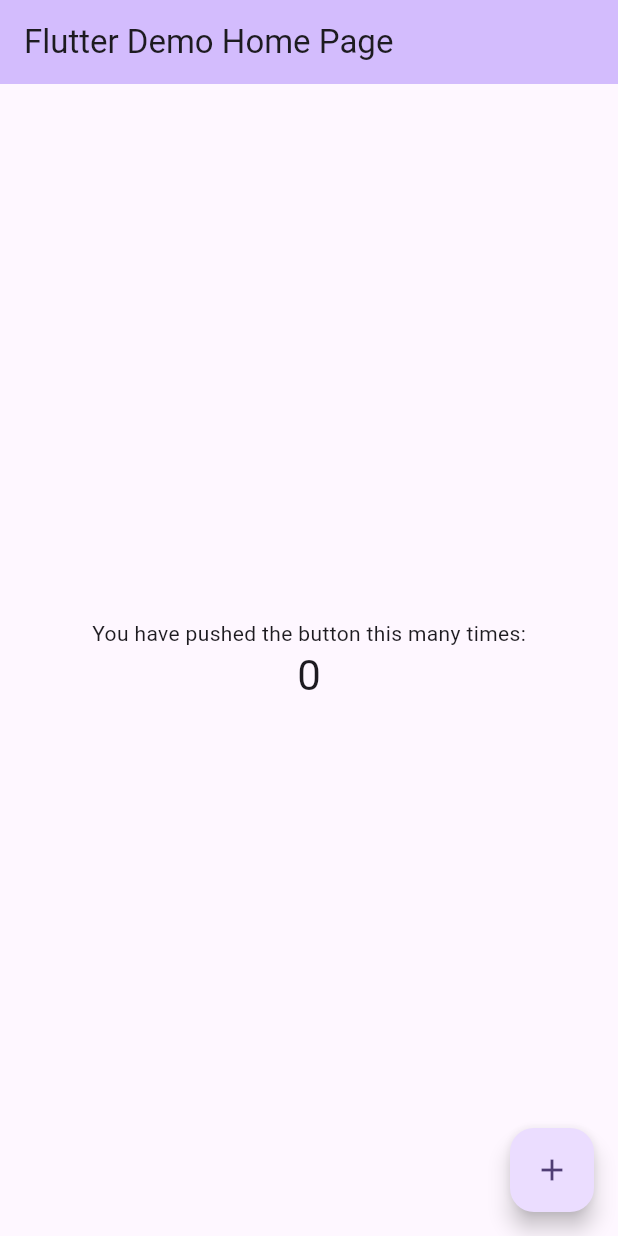
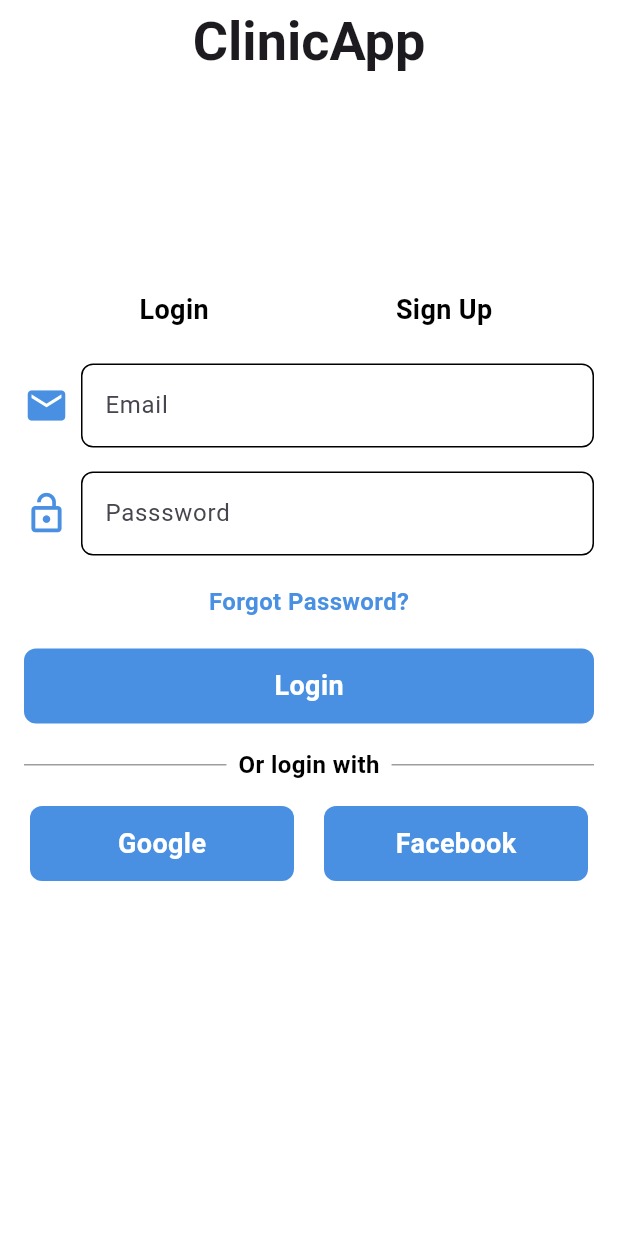
Before and after one commit to SamuelRefky/clinic_app, a Flutter app: the screen it shows after launch, on a phone screen of 412 x 824 dp. Run offline on Flutter 3.47's test engine with Material 3 defaults, Android fonts, the phone set to English and light mode, and no system bars; our stand-ins replace google_fonts.

Commit message:
design login view

```diff
--- /dev/null
+++ b/lib/const.dart
@@ -0,0 +1,8 @@
+import 'package:flutter/material.dart';
+
+const Color kPColor = Color(0xff4A90E2);
+const Color kSColor = Color(0xffFFFFFF);
+const Color kTextColor = Color(0xff4A90E2);
+const double headingText = 24;
+const double subheadingsText = 18;
+const double bodyText = 16;
--- a/lib/main.dart
+++ b/lib/main.dart
@@ -1,122 +1,19 @@
+import 'package:clinic_app/views/login_view.dart';
 import 'package:flutter/material.dart';
 
 void main() {
-  runApp(const MyApp());
+  runApp(const ClinicApp());
 }
 
-class MyApp extends StatelessWidget {
-  const MyApp({super.key});
+class ClinicApp extends StatelessWidget {
+  const ClinicApp({super.key});
 
-  // This widget is the root of your application.
   @override
   Widget build(BuildContext context) {
     return MaterialApp(
-      title: 'Flutter Demo',
-      theme: ThemeData(
-        // This is the theme of your application.
-        //
-        // TRY THIS: Try running your application with "flutter run". You'll see
-        // the application has a purple toolbar. Then, without quitting the app,
-        // try changing the seedColor in the colorScheme below to Colors.green
-        // and then invoke "hot reload" (save your changes or press the "hot
-        // reload" button in a Flutter-supported IDE, or press "r" if you used
-        // the command line to start the app).
-        //
-        // Notice that the counter didn't reset back to zero; the application
-        // state is not lost during the reload. To reset the state, use hot
-        // restart instead.
-        //
-        // This works for code too, not just values: Most code changes can be
-        // tested with just a hot reload.
-        colorScheme: ColorScheme.fromSeed(seedColor: Colors.deepPurple),
-      ),
-      home: const MyHomePage(title: 'Flutter Demo Home Page'),
+      debugShowCheckedModeBanner: false,
+      routes: {LoginView.id: (context) => LoginView()},
+      initialRoute: LoginView.id,
     );
   }
 }
-
-class MyHomePage extends StatefulWidget {
-  const MyHomePage({super.key, required this.title});
-
-  // This widget is the home page of your application. It is stateful, meaning
-  // that it has a State object (defined below) that contains fields that affect
-  // how it looks.
-
-  // This class is the configuration for the state. It holds the values (in this
-  // case the title) provided by the parent (in this case the App widget) and
-  // used by the build method of the State. Fields in a Widget subclass are
-  // always marked "final".
-
-  final String title;
-
-  @override
-  State<MyHomePage> createState() => _MyHomePageState();
-}
-
-class _MyHomePageState extends State<MyHomePage> {
-  int _counter = 0;
-
-  void _incrementCounter() {
-    setState(() {
-      // This call to setState tells the Flutter framework that something has
-      // changed in this State, which causes it to rerun the build method below
-      // so that the display can reflect the updated values. If we changed
-      // _counter without calling setState(), then the build method would not be
-      // called again, and so nothing would appear to happen.
-      _counter++;
-    });
-  }
-
-  @override
-  Widget build(BuildContext context) {
-    // This method is rerun every time setState is called, for instance as done
-    // by the _incrementCounter method above.
-    //
-    // The Flutter framework has been optimized to make rerunning build methods
-    // fast, so that you can just rebuild anything that needs updating rather
-    // than having to individually change instances of widgets.
-    return Scaffold(
-      appBar: AppBar(
-        // TRY THIS: Try changing the color here to a specific color (to
-        // Colors.amber, perhaps?) and trigger a hot reload to see the AppBar
-        // change color while the other colors stay the same.
-        backgroundColor: Theme.of(context).colorScheme.inversePrimary,
-        // Here we take the value from the MyHomePage object that was created by
-        // the App.build method, and use it to set our appbar title.
-        title: Text(widget.title),
-      ),
-      body: Center(
-        // Center is a layout widget. It takes a single child and positions it
-        // in the middle of the parent.
-        child: Column(
-          // Column is also a layout widget. It takes a list of children and
-          // arranges them vertically. By default, it sizes itself to fit its
-          // children horizontally, and tries to be as tall as its parent.
-          //
-          // Column has various properties to control how it sizes itself and
-          // how it positions its children. Here we use mainAxisAlignment to
-          // center the children vertically; the main axis here is the vertical
-          // axis because Columns are vertical (the cross axis would be
-          // horizontal).
-          //
-          // TRY THIS: Invoke "debug painting" (choose the "Toggle Debug Paint"
-          // action in the IDE, or press "p" in the console), to see the
-          // wireframe for each widget.
-          mainAxisAlignment: MainAxisAlignment.center,
-          children: <Widget>[
-            const Text('You have pushed the button this many times:'),
-            Text(
-              '$_counter',
-              style: Theme.of(context).textTheme.headlineMedium,
-            ),
-          ],
-        ),
-      ),
-      floatingActionButton: FloatingActionButton(
-        onPressed: _incrementCounter,
-        tooltip: 'Increment',
-        child: const Icon(Icons.add),
-      ), // This trailing comma makes auto-formatting nicer for build methods.
-    );
-  }
-}
--- /dev/null
+++ b/lib/views/login_view.dart
@@ -0,0 +1,126 @@
+import 'package:clinic_app/const.dart';
+import 'package:clinic_app/widgets/custom_botton.dart';
+import 'package:clinic_app/widgets/custom_divider.dart';
+import 'package:clinic_app/widgets/custom_text_field.dart';
+import 'package:flutter/material.dart';
+
+class LoginView extends StatelessWidget {
+  const LoginView({super.key});
+  static String id = 'login';
+
+  @override
+  Widget build(BuildContext context) {
+    double screenWidth = MediaQuery.of(context).size.width;
+    return Scaffold(
+      backgroundColor: kSColor,
+      appBar: AppBar(
+        backgroundColor: kSColor,
+        title: Center(
+          child: Text(
+            'ClinicApp',
+            style: TextStyle(fontSize: 36, fontWeight: FontWeight.bold),
+          ),
+        ),
+      ),
+      body: Padding(
+        padding: const EdgeInsets.all(16),
+        child: Column(
+          mainAxisAlignment: MainAxisAlignment.start,
+          children: [
+            Spacer(flex: 1),
+            Row(
+              mainAxisAlignment: MainAxisAlignment.center,
+              children: [
+                CustomBottom(
+                  text: 'Login',
+                  backGroundColor: kSColor,
+                  font: subheadingsText,
+                  width: 100,
+                  height: 40,
+                  fontColor: Colors.black,
+                ),
+                SizedBox(width: 80),
+                CustomBottom(
+                  text: 'Sign Up',
+                  backGroundColor: kSColor,
+                  font: subheadingsText,
+                  width: 100,
+                  height: 40,
+                  fontColor: Colors.black,
+                ),
+              ],
+            ),
+
+            Row(
+              children: [
+                Icon(Icons.email, color: kPColor, size: 30),
+                SizedBox(width: 8),
+                CustomTextField(
+                  text: 'Email',
+                  width: screenWidth - 70,
+                  font: headingText,
+                ),
+              ],
+            ),
+
+            Row(
+              children: [
+                Icon(Icons.lock_open, color: kPColor, size: 30),
+                SizedBox(width: 8),
+                CustomTextField(
+                  text: 'Passsword',
+                  width: screenWidth - 70,
+                  font: headingText,
+                ),
+              ],
+            ),
+
+            CustomBottom(
+              text: 'Forgot Password?',
+              backGroundColor: kSColor,
+              font: bodyText,
+              width: double.infinity,
+              height: 30,
+              fontColor: kTextColor,
+            ),
+
+            CustomBottom(
+              text: 'Login',
+              backGroundColor: kPColor,
+              font: subheadingsText,
+              width: double.infinity,
+              height: 50,
+              fontColor: kSColor,
+            ),
+
+            CustomDivider(),
+
+            Row(
+              mainAxisAlignment: MainAxisAlignment.center,
+              children: [
+                CustomBottom(
+                  text: 'Google',
+                  backGroundColor: kPColor,
+                  font: subheadingsText,
+                  width: (screenWidth / 2) - 30,
+                  height: 50,
+                  fontColor: kSColor,
+                ),
+                SizedBox(width: 20),
+                CustomBottom(
+                  text: 'Facebook',
+                  backGroundColor: kPColor,
+                  font: subheadingsText,
+                  width: (screenWidth / 2) - 30,
+                  height: 50,
+                  fontColor: kSColor,
+                ),
+              ],
+            ),
+            Spacer(flex: 2),
+          ],
+        ),
+      ),
+    );
+  }
+}
--- /dev/null
+++ b/lib/widgets/custom_botton.dart
@@ -0,0 +1,51 @@
+import 'package:flutter/material.dart';
+import 'package:google_fonts/google_fonts.dart';
+
+// ignore: must_be_immutable
+class CustomBottom extends StatelessWidget {
+  final String text;
+  final Color backGroundColor;
+  final Color fontColor;
+  final double width;
+  final double height;
+  final double font;
+  VoidCallback? ontap;
+  CustomBottom({
+    super.key,
+    this.ontap,
+    required this.text,
+    required this.backGroundColor,
+    required this.font,
+    required this.width,
+    required this.height,
+    required this.fontColor,
+  });
+
+  @override
+  Widget build(BuildContext context) {
+    return Padding(
+      padding: const EdgeInsets.symmetric(vertical: 8),
+      child: GestureDetector(
+        onTap: ontap,
+        child: Container(
+          decoration: BoxDecoration(
+            color: backGroundColor,
+            borderRadius: BorderRadius.circular(8),
+          ),
+          width: width,
+          height: height,
+          child: Center(
+            child: Text(
+              text,
+              style: GoogleFonts.roboto(
+                color: fontColor,
+                fontSize: font,
+                fontWeight: FontWeight.w600,
+              ),
+            ),
+          ),
+        ),
+      ),
+    );
+  }
+}
--- /dev/null
+++ b/lib/widgets/custom_divider.dart
@@ -0,0 +1,29 @@
+import 'package:flutter/material.dart';
+
+class CustomDivider extends StatelessWidget {
+  const CustomDivider({super.key});
+
+  @override
+  Widget build(BuildContext context) {
+    return Padding(
+      padding: const EdgeInsets.symmetric(vertical: 8),
+      child: Row(
+        children: [
+          Expanded(child: Container(height: 1, color: Colors.grey)),
+          Padding(
+            padding: const EdgeInsets.symmetric(horizontal: 8.0),
+            child: Text(
+              'Or login with',
+              style: TextStyle(
+                fontSize: 16,
+                fontWeight: FontWeight.bold,
+                color: Colors.black,
+              ),
+            ),
+          ),
+          Expanded(child: Container(height: 1, color: Colors.grey)),
+        ],
+      ),
+    );
+  }
+}
--- /dev/null
+++ b/lib/widgets/custom_text_field.dart
@@ -0,0 +1,44 @@
+import 'package:clinic_app/const.dart';
+import 'package:flutter/material.dart';
+
+// ignore: must_be_immutable
+class CustomTextField extends StatelessWidget {
+  final String text;
+  final double width;
+  final double font;
+  Function(String)? onSubmitted;
+  TextInputType? inputType;
+  CustomTextField({
+    super.key,
+    this.onSubmitted,
+    this.inputType,
+    required this.text,
+    required this.width,
+    required this.font,
+  });
+
+  @override
+  Widget build(BuildContext context) {
+    return Padding(
+      padding: const EdgeInsets.symmetric(vertical: 8),
+      child: SizedBox(
+        width: width,
+        child: TextField(
+          keyboardType: inputType,
+          onSubmitted: onSubmitted,
+          decoration: InputDecoration(
+            hintText: text,
+            enabledBorder: OutlineInputBorder(
+              borderRadius: BorderRadius.circular(8),
+              borderSide: BorderSide(color: Colors.black),
+            ),
+            focusedBorder: OutlineInputBorder(
+              borderRadius: BorderRadius.circular(8),
+              borderSide: BorderSide(color: kPColor),
+            ),
+          ),
+        ),
+      ),
+    );
+  }
+}
--- a/pubspec.yaml
+++ b/pubspec.yaml
@@ -34,6 +34,7 @@ dependencies:
   # The following adds the Cupertino Icons font to your application.
   # Use with the CupertinoIcons class for iOS style icons.
   cupertino_icons: ^1.0.8
+  google_fonts: ^4.0.3
 
 dev_dependencies:
   flutter_test:
@@ -58,8 +59,7 @@ flutter:
   uses-material-design: true
 
   # To add assets to your application, add an assets section, like this:
-  # assets:
-  #   - images/a_dot_burr.jpeg
+  #assets:
   #   - images/a_dot_ham.jpeg
 
   # An image asset can refer to one or more resolution-specific "variants", see
```
Also changed, not shown: pubspec.lock, 3 other files.
